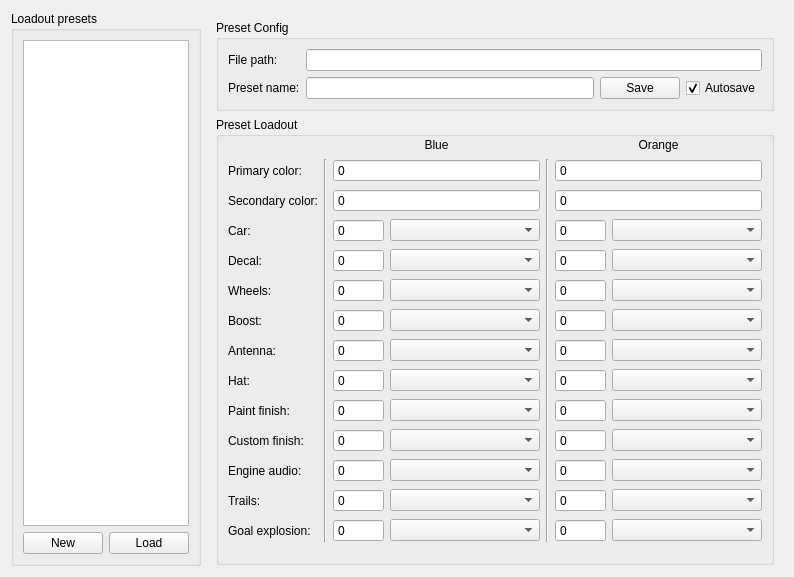
RLBot/RLBot, file RLBotFramework/gui/qt_gui/car_customisation_3.ui: the form before one commit.
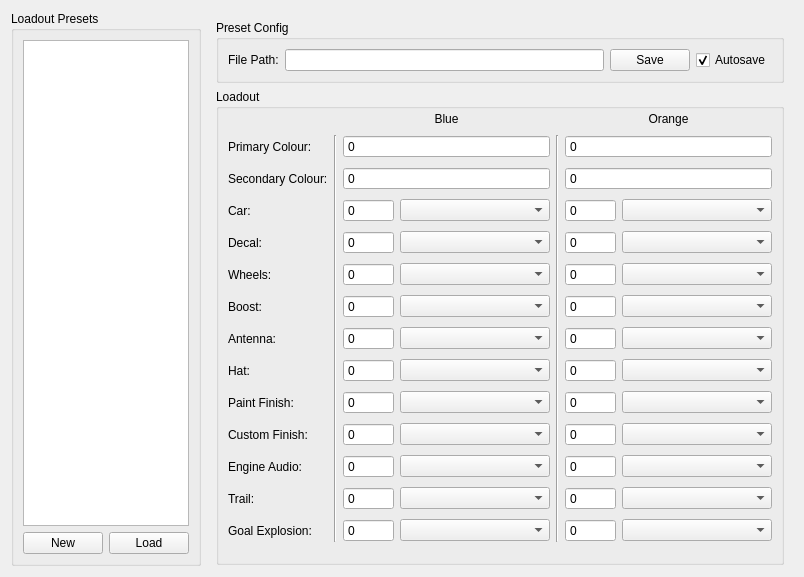
The form after the commit.

The edit to the form file:
```diff
--- a/RLBotFramework/gui/qt_gui/car_customisation_3.ui
+++ b/RLBotFramework/gui/qt_gui/car_customisation_3.ui
@@ -17,7 +17,7 @@
    <item>
     <widget class="QGroupBox" name="groupBox_3">
      <property name="title">
-      <string>Loadout presets</string>
+      <string>Loadout Presets</string>
      </property>
      <layout class="QVBoxLayout" name="verticalLayout">
       <item>
@@ -78,8 +78,25 @@
         <property name="title">
          <string>Preset Config</string>
         </property>
-        <layout class="QGridLayout" name="gridLayout_2">
-         <item row="5" column="11">
+        <layout class="QHBoxLayout" name="horizontalLayout_3">
+         <item>
+          <widget class="QLabel" name="label_17">
+           <property name="text">
+            <string>File Path:</string>
+           </property>
+          </widget>
+         </item>
+         <item>
+          <widget class="QLineEdit" name="preset_path_lineedit"/>
+         </item>
+         <item>
+          <widget class="QPushButton" name="preset_save_pushbutton">
+           <property name="text">
+            <string>Save</string>
+           </property>
+          </widget>
+         </item>
+         <item>
           <widget class="QCheckBox" name="preset_autosave_checkbox">
            <property name="text">
             <string>Autosave</string>
@@ -89,40 +106,13 @@
            </property>
           </widget>
          </item>
-         <item row="5" column="0">
-          <widget class="QLabel" name="label_16">
-           <property name="text">
-            <string>Preset name:</string>
-           </property>
-          </widget>
-         </item>
-         <item row="5" column="10">
-          <widget class="QPushButton" name="preset_save_pushbutton">
-           <property name="text">
-            <string>Save</string>
-           </property>
-          </widget>
-         </item>
-         <item row="3" column="0">
-          <widget class="QLabel" name="label_17">
-           <property name="text">
-            <string>File path:</string>
-           </property>
-          </widget>
-         </item>
-         <item row="3" column="1" colspan="11">
-          <widget class="QLineEdit" name="preset_path_lineedit"/>
-         </item>
-         <item row="5" column="1" colspan="9">
-          <widget class="QLineEdit" name="preset_name_lineedit"/>
-         </item>
         </layout>
        </widget>
       </item>
       <item>
        <widget class="QGroupBox" name="groupBox">
         <property name="title">
-         <string>Preset Loadout</string>
+         <string>Loadout</string>
         </property>
         <layout class="QGridLayout" name="gridLayout" columnstretch="1,1,1,2,1,1,2">
          <property name="topMargin">
@@ -166,7 +156,7 @@
          <item row="1" column="0">
           <widget class="QLabel" name="label">
            <property name="text">
-            <string>Primary color:</string>
+            <string>Primary Colour:</string>
            </property>
           </widget>
          </item>
@@ -193,7 +183,7 @@
          <item row="2" column="0">
           <widget class="QLabel" name="label_2">
            <property name="text">
-            <string>Secondary color:</string>
+            <string>Secondary Colour:</string>
            </property>
           </widget>
          </item>
@@ -522,14 +512,14 @@
          <item row="9" column="0">
           <widget class="QLabel" name="label_9">
            <property name="text">
-            <string>Paint finish:</string>
+            <string>Paint Finish:</string>
            </property>
           </widget>
          </item>
          <item row="10" column="0">
           <widget class="QLabel" name="label_10">
            <property name="text">
-            <string>Custom finish:</string>
+            <string>Custom Finish:</string>
            </property>
           </widget>
          </item>
@@ -616,7 +606,7 @@
          <item row="11" column="0">
           <widget class="QLabel" name="label_11">
            <property name="text">
-            <string>Engine audio:</string>
+            <string>Engine Audio:</string>
            </property>
           </widget>
          </item>
@@ -653,7 +643,7 @@
          <item row="12" column="0">
           <widget class="QLabel" name="label_12">
            <property name="text">
-            <string>Trails:</string>
+            <string>Trail:</string>
            </property>
           </widget>
          </item>
@@ -690,7 +680,7 @@
          <item row="13" column="0">
           <widget class="QLabel" name="label_13">
            <property name="text">
-            <string>Goal explosion:</string>
+            <string>Goal Explosion:</string>
            </property>
           </widget>
          </item>
```
Left out of the diff: 6 changed lines with no effect on the pictures.
